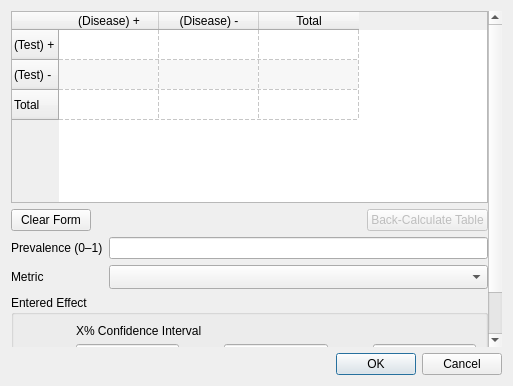
Above: src/rc_metastudio/forms/diagnostic_data_dialog.ui from AliSalman-et-al/rc-metastudio before the change. Below: the same form after it.
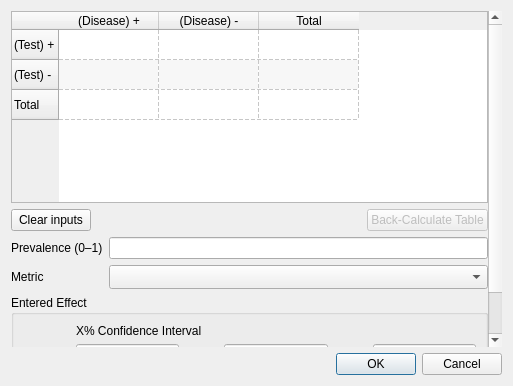
That is the form after the change. Icons and pictures are not drawn.

Patch:
```diff
--- a/src/rc_metastudio/forms/diagnostic_data_dialog.ui
+++ b/src/rc_metastudio/forms/diagnostic_data_dialog.ui
@@ -37,7 +37,7 @@
        </item>
        <item>
         <layout class="QHBoxLayout" name="table_actions_layout">
-         <item><widget class="QPushButton" name="clear_button"><property name="text"><string>Clear Form</string></property></widget></item>
+         <item><widget class="QPushButton" name="clear_button"><property name="text"><string>Clear inputs</string></property></widget></item>
          <item><spacer name="table_actions_spacer"><property name="orientation"><enum>Qt::Horizontal</enum></property><property name="sizeHint" stdset="0"><size><width>40</width><height>20</height></size></property></spacer></item>
          <item><widget class="QPushButton" name="back_calculate_button"><property name="enabled"><bool>false</bool></property><property name="text"><string>Back-Calculate Table</string></property></widget></item>
         </layout>
```
